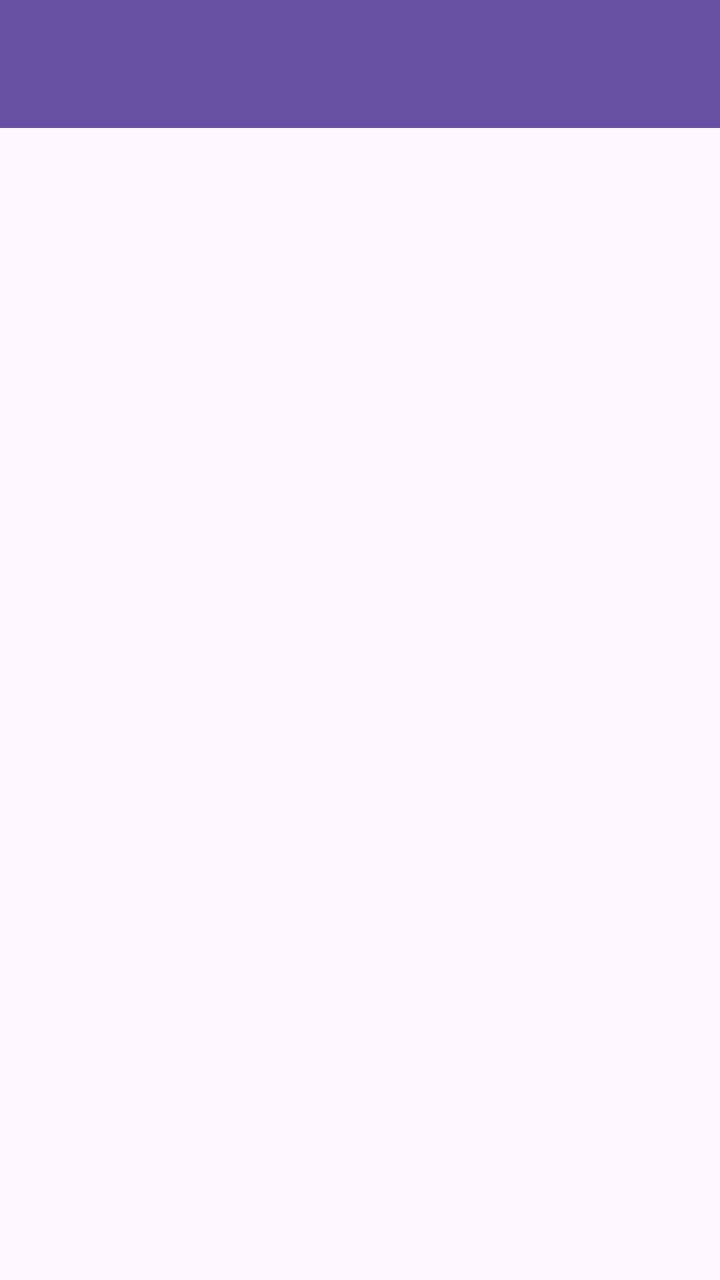
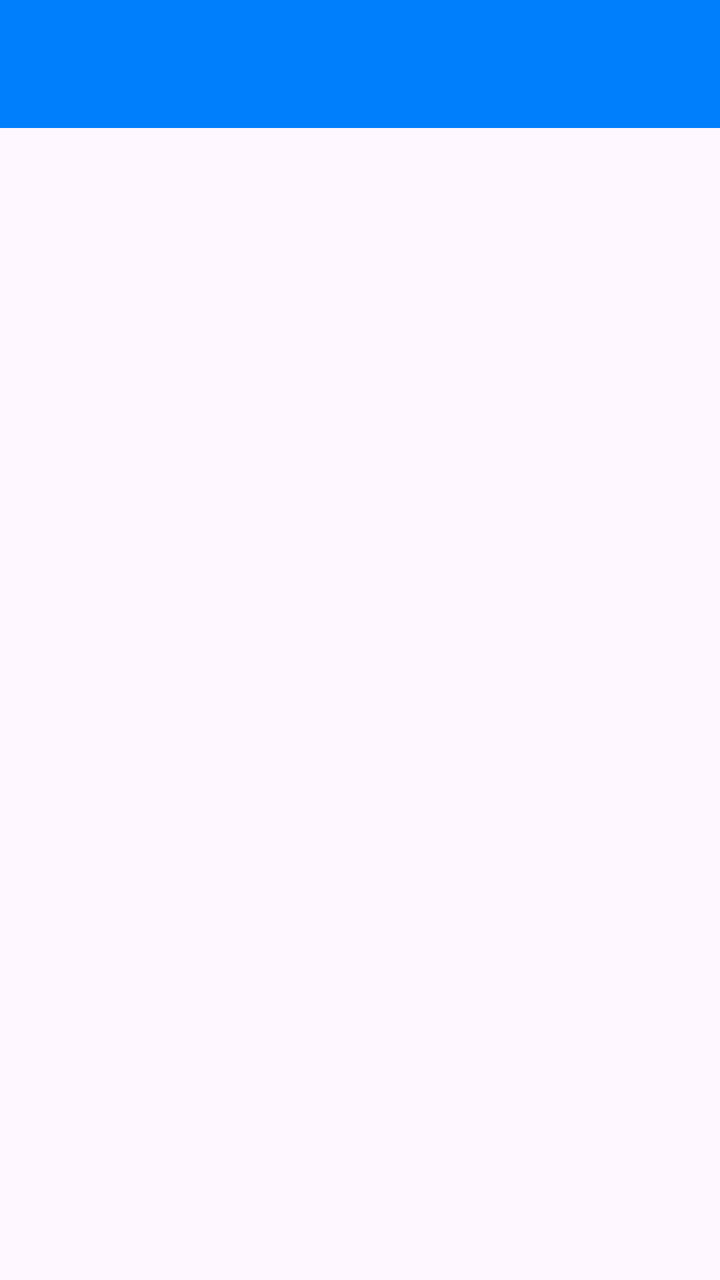

Screens rendered from an Android XML layout before and after an edit, with the pre-edit source and the edit as a unified diff.
<!-- AndroidManifest.xml: application theme Theme.Fadhil3TIE -->
<!-- res/layout/fragment_message.xml -->
<?xml version="1.0" encoding="utf-8"?>
<androidx.coordinatorlayout.widget.CoordinatorLayout xmlns:android="http://schemas.android.com/apk/res/android"

    xmlns:tools="http://schemas.android.com/tools"
    android:layout_width="match_parent"
    android:layout_height="match_parent"
    xmlns:app="http://schemas.android.com/apk/res-auto"
    tools:context=".Message.MessageFragment">

    <com.google.android.material.appbar.AppBarLayout
        android:id="@+id/appBarLayout"
        android:layout_width="match_parent"
        android:layout_height="wrap_content"
        android:theme="@style/ThemeOverlay.AppCompat.Dark.ActionBar">

        <androidx.appcompat.widget.Toolbar
            android:id="@+id/toolbar"
            android:layout_width="match_parent"
            android:layout_height="?attr/actionBarSize"
            android:background="?attr/colorPrimary"
            app:layout_scrollFlags="scroll|enterAlways"
            app:titleTextColor="@android:color/white" />

    </com.google.android.material.appbar.AppBarLayout>

    <ListView
        android:id="@+id/listMessageItem"
        android:layout_width="match_parent"
        android:layout_height="match_parent"
        app:layout_behavior="@string/appbar_scrolling_view_behavior" />

</androidx.coordinatorlayout.widget.CoordinatorLayout>
<!-- resources referenced by this layout -->
<resources>
  <style name="Theme.Fadhil3TIE" parent="Base.Theme.Fadhil3TIE" />
  <style name="Base.Theme.Fadhil3TIE" parent="Theme.Material3.DayNight.NoActionBar">
          
          
      </style>
</resources>

<!-- the commit's change to res/layout/fragment_message.xml (unified diff, before → after) -->
@@ -17,7 +17,7 @@
             android:id="@+id/toolbar"
             android:layout_width="match_parent"
             android:layout_height="?attr/actionBarSize"
-            android:background="?attr/colorPrimary"
+            android:background="@color/blue"
             app:layout_scrollFlags="scroll|enterAlways"
             app:titleTextColor="@android:color/white" />
 
<!-- resource entries referenced after the edit -->
@@ -1,5 +1,6 @@
 <!-- resources referenced by this layout -->
 <resources>
+  <color name="blue">#007FFD</color>
   <style name="Theme.Fadhil3TIE" parent="Base.Theme.Fadhil3TIE" />
   <style name="Base.Theme.Fadhil3TIE" parent="Theme.Material3.DayNight.NoActionBar">
           
